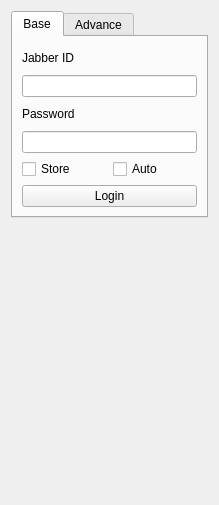
Qt form app/LoginWidget.ui (chloerei/qtalk) before a commit.
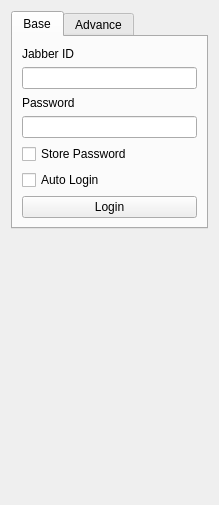
The same form after that commit.

Commit message: LoginWidget can store account data, trayicon can show/hide mainwindow.

The edit to the form file:
```diff
--- a/app/LoginWidget.ui
+++ b/app/LoginWidget.ui
@@ -57,18 +57,11 @@
        <item row="4" column="0">
         <widget class="QCheckBox" name="rememberCheckBox">
          <property name="text">
-          <string>Store</string>
+          <string>Store Password</string>
          </property>
         </widget>
        </item>
-       <item row="4" column="1">
-        <widget class="QCheckBox" name="checkBox">
-         <property name="text">
-          <string>Auto</string>
-         </property>
-        </widget>
-       </item>
-       <item row="5" column="0" colspan="2">
+       <item row="6" column="0" colspan="2">
         <widget class="QPushButton" name="loginButton">
          <property name="text">
           <string>Login</string>
@@ -78,6 +71,13 @@
          </property>
         </widget>
        </item>
+       <item row="5" column="0">
+        <widget class="QCheckBox" name="autoLoginCheckBox">
+         <property name="text">
+          <string>Auto Login</string>
+         </property>
+        </widget>
+       </item>
       </layout>
      </widget>
      <widget class="QWidget" name="Advancetab">
```
Left out of the diff: 6 changed lines with no effect on the pictures. The commit also changes 6 other files.
